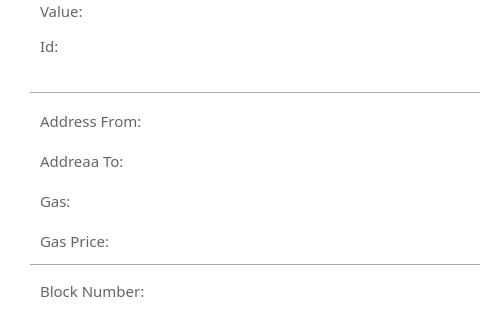
sleewa/WaltonWallet_Mac, file MessForm.ui: the form before one commit; both pictures show x 0 to 480 and y 85 to 405 of the 622 by 527 pixel window.
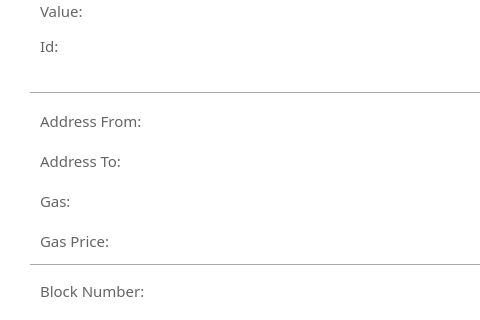
The form after the commit. Icons and pictures are not drawn.

Patch:
```diff
--- a/MessForm.ui
+++ b/MessForm.ui
@@ -220,7 +220,7 @@
     <string notr="true">color: rgb(100, 100, 100);</string>
    </property>
    <property name="text">
-    <string>Addreaa To:</string>
+    <string>Address To:</string>
    </property>
   </widget>
   <widget class="QLabel" name="label_55">
```
